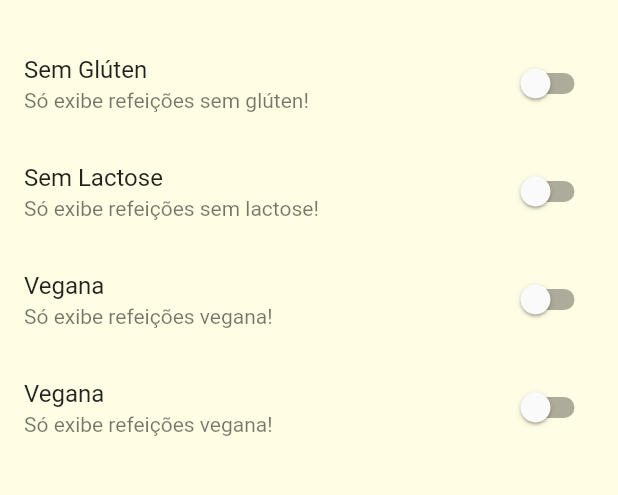
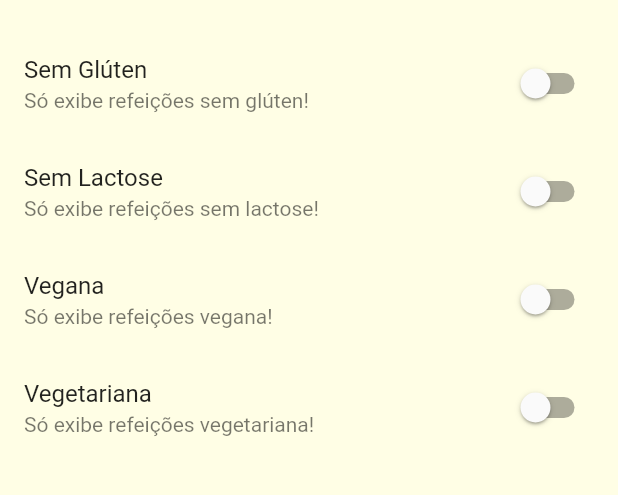
Before and after one commit to mqmalagris/meals_flutter_app, a Flutter app: the SettingsScreen screen opened by its route, on a phone screen of 412 x 824 dp, the part 149-644 px from its top. Run offline on Flutter 3.47's test engine with Material 2 defaults, Android fonts, the phone set to English and light mode, and no system bars; network calls fail.

Commit message:
Desenvolvimento do filtro em settings e marcação de receita como favorito

```diff
--- a/lib/screens/settings_screen.dart
+++ b/lib/screens/settings_screen.dart
@@ -3,24 +3,39 @@ import 'package:meals_app/components/main_drawer.dart';
 import 'package:meals_app/models/settings.dart';
 
 class SettingsScreen extends StatefulWidget {
+
+  final Settings settings;
+  final Function(Settings) onSettingsChanged;
+
+  const SettingsScreen(this.settings ,this.onSettingsChanged);
+
   @override
   _SettingsScreenState createState() => _SettingsScreenState();
 }
 
 class _SettingsScreenState extends State<SettingsScreen> {
-  var settings = Settings();
+  Settings settings;
+
+  @override
+  void initState() {
+    super.initState();
+    settings = widget.settings;
+  }
 
   Widget _createSwitch(
     String title,
     String subtitle,
     bool value,
-    Function onChanged,
+    Function(bool) onChanged,
   ) {
     return SwitchListTile.adaptive(
       title: Text(title),
       subtitle: Text(subtitle),
       value: value,
-      onChanged: onChanged,
+      onChanged: (value) {
+        onChanged(value);
+        widget.onSettingsChanged(settings);
+      },
     );
   }
 
@@ -62,8 +77,8 @@ class _SettingsScreenState extends State<SettingsScreen> {
                   (value) => setState(() => settings.isVegan = value),
                 ),
                 _createSwitch(
-                  'Vegana',
-                  'Só exibe refeições vegana!',
+                  'Vegetariana',
+                  'Só exibe refeições vegetariana!',
                   settings.isVegetarian,
                   (value) => setState(() => settings.isVegetarian = value),
                 ),
```
Also changed, not shown: lib/main.dart (+52 -10 lines), lib/screens/categories_meals_screen.dart (+7 -2 lines), lib/screens/favorite_screen.dart (+18 -3 lines), lib/screens/meal_detail_screen.dart (+8 -2 lines), lib/screens/tabs_screen.dart (+20 -4 lines), pubspec.lock.
